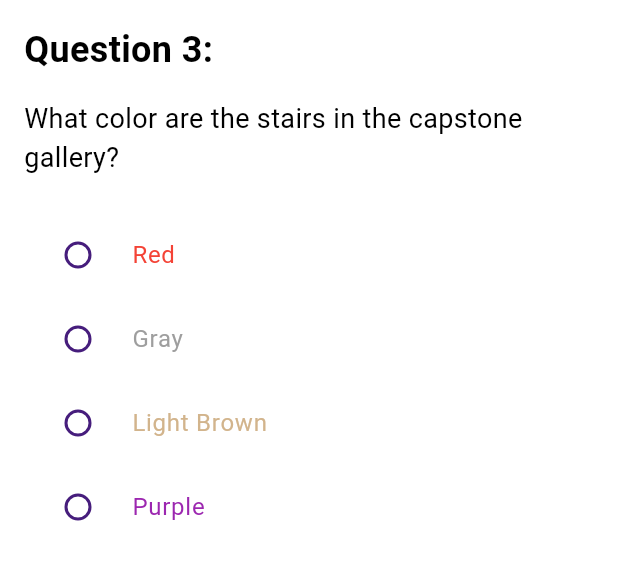
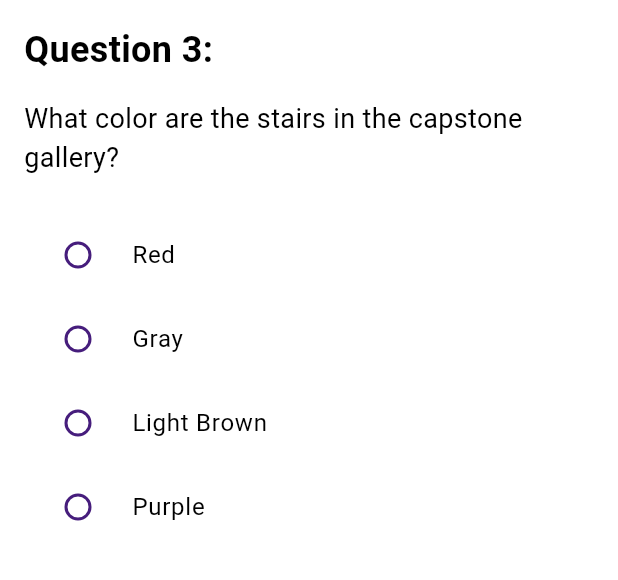
Before and after one commit to dor8d0/Branded-PFT-Scavenger-Hunt, a Flutter app: the FirstFloorQ3 screen opened directly, on a phone screen of 412 x 824 dp, the part 84-664 px from its top. Run offline on Flutter 3.47's test engine with Material 3 defaults, Android fonts, the phone set to English and light mode, and no system bars.

Commit message:
Removes text coloring to adhere to branding guidelines

```diff
--- a/branded_pft_scavenger_hunt/lib/pages/first_floor_page.dart
+++ b/branded_pft_scavenger_hunt/lib/pages/first_floor_page.dart
@@ -238,37 +238,25 @@ class _FirstFloorQ3State extends State<FirstFloorQ3> {
             ),
             const SizedBox(height: 24),
             RadioListTile<int>(
-              title: const Text(
-                'Red',
-                style: TextStyle(color: Colors.red),
-              ),
+              title: const Text('Red'),
               value: 1,
               groupValue: _selectedAnswer,
               onChanged: _handleAnswerSelection,
             ),
             RadioListTile<int>(
-              title: const Text(
-                'Gray',
-                style: TextStyle(color: Colors.grey),
-              ),
+              title: const Text('Gray'),
               value: 2,
               groupValue: _selectedAnswer,
               onChanged: _handleAnswerSelection,
             ),
             RadioListTile<int>(
-              title: const Text(
-                'Light Brown',
-                style: TextStyle(color: Color(0xFFD2B48C)), // Light Brown color
-              ),
+              title: const Text('Light Brown'),
               value: 3,
               groupValue: _selectedAnswer,
               onChanged: _handleAnswerSelection,
             ),
             RadioListTile<int>(
-              title: const Text(
-                'Purple',
-                style: TextStyle(color: Colors.purple),
-              ),
+              title: const Text('Purple'),
               value: 4,
               groupValue: _selectedAnswer,
               onChanged: _handleAnswerSelection,
```
Also changed, not shown: branded_pft_scavenger_hunt/lib/pages/third_floor_page.dart (+4 -16 lines).
